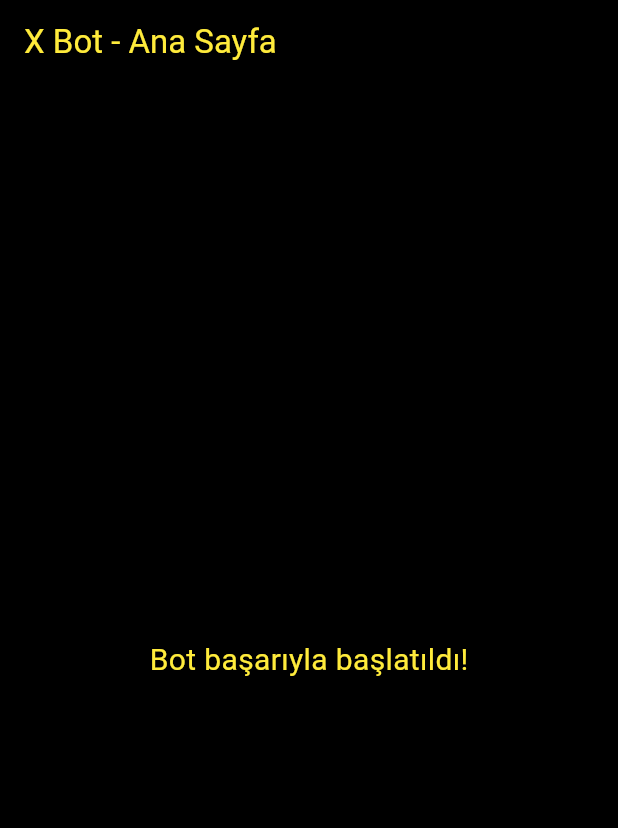
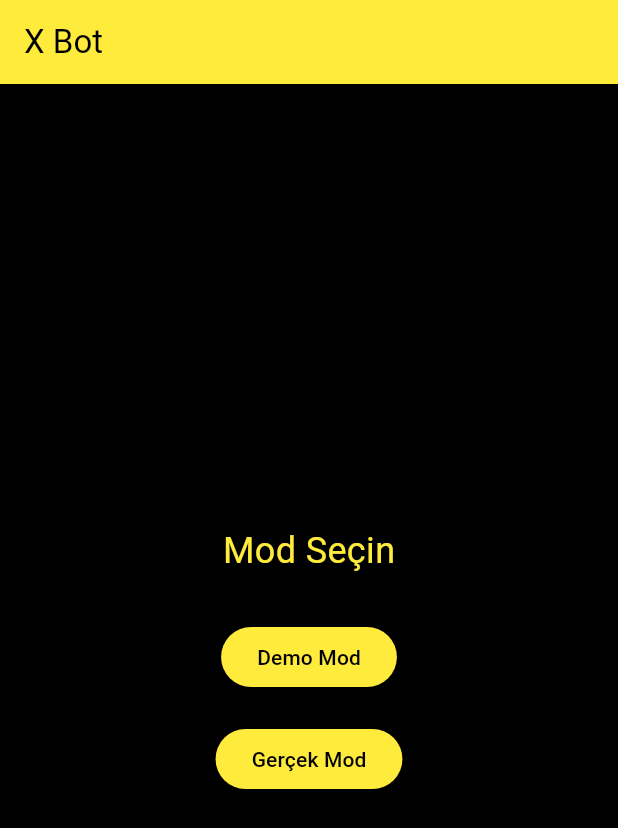
Before and after one commit to Bakixxx/X-bot-APK, a Flutter app: the HomeScreen screen opened directly, on a phone screen of 412 x 824 dp. Shown: the top 828 px of the screen. Run offline on Flutter 3.47's test engine with Material 3 defaults, Android fonts, the phone set to English and light mode, and no system bars; our stand-ins replace shared_preferences; accounts and stored records are empty.

Commit message:
Update home_screen.dart

```diff
--- a/lib/screens/home_screen.dart
+++ b/lib/screens/home_screen.dart
@@ -6,15 +6,43 @@ class HomeScreen extends StatelessWidget {
   @override
   Widget build(BuildContext context) {
     return Scaffold(
+      backgroundColor: Colors.black,
       appBar: AppBar(
-        title: const Text("X Bot - Ana Sayfa"),
-        backgroundColor: Colors.black,
-        foregroundColor: Colors.yellow,
+        title: const Text("X Bot"),
+        backgroundColor: Colors.yellow,
+        foregroundColor: Colors.black,
       ),
-      body: const Center(
-        child: Text(
-          "Bot başarıyla başlatıldı!",
-          style: TextStyle(fontSize: 20),
+      body: Center(
+        child: Column(
+          mainAxisAlignment: MainAxisAlignment.center,
+          children: [
+            const Text(
+              "Mod Seçin",
+              style: TextStyle(fontSize: 24, color: Colors.yellow),
+            ),
+            const SizedBox(height: 30),
+            ElevatedButton(
+              onPressed: () {
+                // Demo moduna geçiş buraya eklenecek
+              },
+              style: ElevatedButton.styleFrom(
+                backgroundColor: Colors.yellow,
+                foregroundColor: Colors.black,
+              ),
+              child: const Text("Demo Mod"),
+            ),
+            const SizedBox(height: 20),
+            ElevatedButton(
+              onPressed: () {
+                // Gerçek moduna geçiş buraya eklenecek
+              },
+              style: ElevatedButton.styleFrom(
+                backgroundColor: Colors.yellow,
+                foregroundColor: Colors.black,
+              ),
+              child: const Text("Gerçek Mod"),
+            ),
+          ],
         ),
       ),
     );
```
